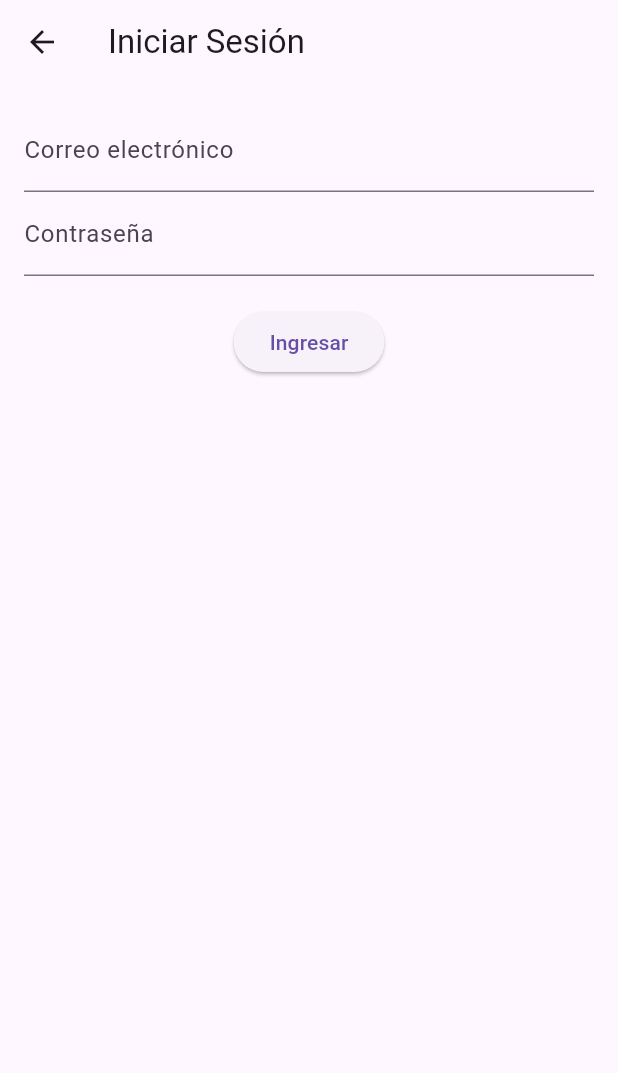
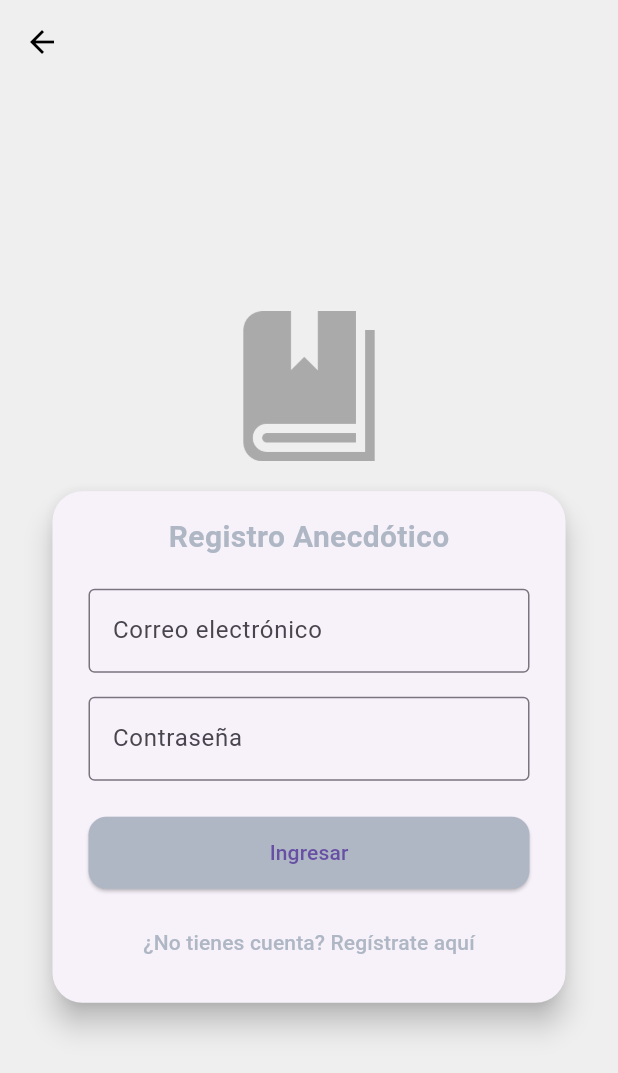
Before and after one commit to Alexyz51/flutter_application_1, a Flutter app: the screen it shows after launch, after a tap on "Iniciar sesión", on a phone screen of 412 x 824 dp. Shown: the top 1073 px of the screen. Run offline on Flutter 3.47's test engine with Material 3 defaults, Android fonts, the phone set to English and light mode, and no system bars; our stand-ins replace cloud_firestore, firebase_auth, firebase_core, logger; accounts and stored records are empty; network calls fail.

Commit message:
I added styles in login screen. It already works

```diff
--- a/lib/src/pages/login_screen.dart
+++ b/lib/src/pages/login_screen.dart
@@ -28,7 +28,6 @@ class _LoginScreenState extends State<LoginScreen> {
       final uid = credential.user!.uid;
       logger.i("UID obtenido tras login: $uid");
 
-      // 🔄 CAMBIO AQUÍ: de 'usuarios' a 'users'
       final querySnapshot = await FirebaseFirestore.instance
           .collection('users')
           .where('correo', isEqualTo: email)
@@ -44,17 +43,13 @@ class _LoginScreenState extends State<LoginScreen> {
       }
 
       final data = querySnapshot.docs.first.data();
-      logger.i("Datos del usuario: $data");
-
       final rol = data['rol'];
-      logger.i("Rol obtenido: $rol");
 
       if (rol == 'usuario') {
         Navigator.pushReplacementNamed(context, 'user_home');
       } else if (rol == 'administrador') {
         Navigator.pushReplacementNamed(context, 'admin_home');
       } else {
-        logger.w("Rol no reconocido: $rol");
         _mostrarDialogo("Error", "Rol no reconocido: $rol");
       }
     } catch (e) {
@@ -81,26 +76,92 @@ class _LoginScreenState extends State<LoginScreen> {
 
   @override
   Widget build(BuildContext context) {
+    const azulGrisClaro = Color.fromARGB(255, 175, 183, 197);
+
     return Scaffold(
-      appBar: AppBar(title: const Text("Iniciar Sesión")),
-      body: Padding(
-        padding: const EdgeInsets.all(16.0),
+      backgroundColor: const Color(0xFFEFEFEF),
+      appBar: AppBar(
+        elevation: 0,
+        backgroundColor: Colors.transparent,
+        leading: BackButton(color: Colors.black),
+      ),
+      body: Center(
+        child: SingleChildScrollView(
+          padding: const EdgeInsets.symmetric(horizontal: 24),
           child: Column(
+            mainAxisSize: MainAxisSize.min,
             children: [
+              Image.asset('assets/book.png', height: 100),
+              const SizedBox(height: 16),
+              ConstrainedBox(
+                constraints: const BoxConstraints(maxWidth: 350),
+                child: Card(
+                  shape: RoundedRectangleBorder(
+                    borderRadius: BorderRadius.circular(20),
+                  ),
+                  elevation: 8,
+                  child: Padding(
+                    padding: const EdgeInsets.symmetric(
+                      horizontal: 24,
+                      vertical: 16,
+                    ),
+                    child: Column(
+                      mainAxisSize: MainAxisSize.min,
+                      children: [
+                        Text(
+                          'Registro Anecdótico',
+                          style: TextStyle(
+                            fontSize: 20,
+                            fontWeight: FontWeight.bold,
+                            color: azulGrisClaro,
+                          ),
+                        ),
+                        const SizedBox(height: 20),
                         TextField(
                           controller: emailController,
                           decoration: const InputDecoration(
                             labelText: "Correo electrónico",
+                            border: OutlineInputBorder(),
                           ),
                         ),
+                        const SizedBox(height: 16),
                         TextField(
                           controller: passwordController,
                           obscureText: true,
-              decoration: const InputDecoration(labelText: "Contraseña"),
+                          decoration: const InputDecoration(
+                            labelText: "Contraseña",
+                            border: OutlineInputBorder(),
                           ),
-            const SizedBox(height: 20),
-            ElevatedButton(onPressed: _login, child: const Text("Ingresar")),
+                        ),
+                        const SizedBox(height: 24),
+                        ElevatedButton(
+                          onPressed: _login,
+                          style: ElevatedButton.styleFrom(
+                            backgroundColor: azulGrisClaro,
+                            minimumSize: const Size.fromHeight(48),
+                            shape: RoundedRectangleBorder(
+                              borderRadius: BorderRadius.circular(12),
+                            ),
+                          ),
+                          child: const Text("Ingresar"),
+                        ),
+                        const SizedBox(height: 12),
+                        TextButton(
+                          onPressed: () {
+                            Navigator.pushNamed(context, 'register');
+                          },
+                          child: Text(
+                            "¿No tienes cuenta? Regístrate aquí",
+                            style: TextStyle(color: azulGrisClaro),
+                          ),
+                        ),
                       ],
+                    ),
+                  ),
+                ),
+              ),
+            ],
+          ),
         ),
       ),
     );
```
Lines whose indentation alone changed are shown as unchanged.
